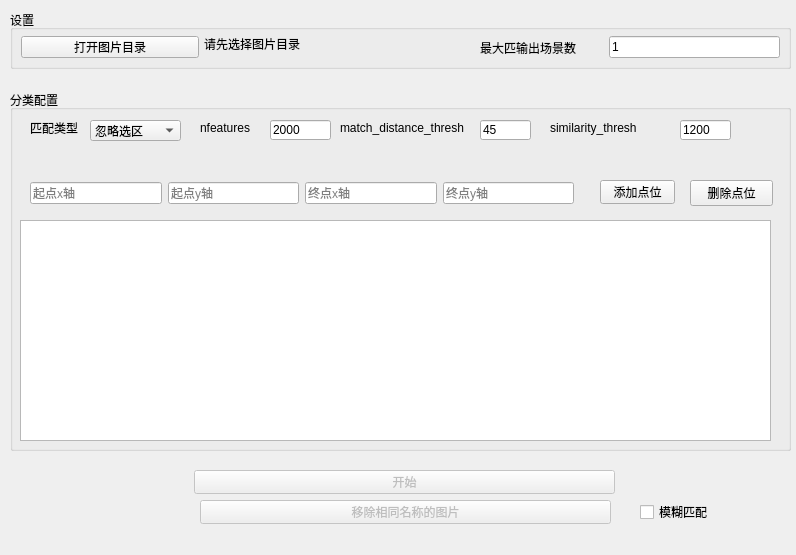
First picture: the form in ui/main.ui, repository l3n641/pic-sign, before the edit.
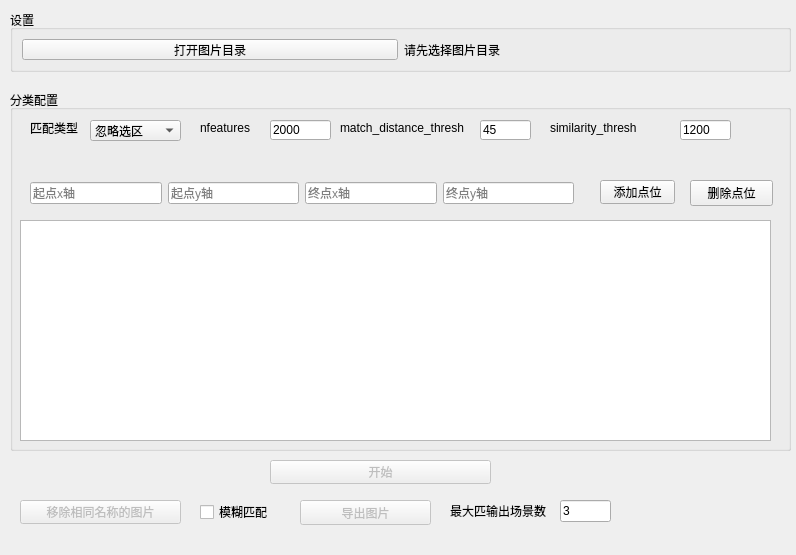
Second picture: the form after the edit.

Commit message: update 复制图片

What changed in the file:
```diff
--- a/ui/main.ui
+++ b/ui/main.ui
@@ -19,64 +19,28 @@
      <x>10</x>
      <y>10</y>
      <width>781</width>
-     <height>59</height>
+     <height>62</height>
     </rect>
    </property>
    <property name="title">
     <string>设置</string>
    </property>
-   <widget class="QLabel" name="label_2">
-    <property name="geometry">
-     <rect>
-      <x>470</x>
-      <y>30</y>
-      <width>111</width>
-      <height>16</height>
-     </rect>
-    </property>
-    <property name="text">
-     <string>最大匹输出场景数</string>
-    </property>
-   </widget>
-   <widget class="QLineEdit" name="input_match_quantity">
-    <property name="geometry">
-     <rect>
-      <x>599</x>
-      <y>26</y>
-      <width>171</width>
-      <height>22</height>
-     </rect>
-    </property>
-    <property name="text">
-     <string>1</string>
-    </property>
-   </widget>
-   <widget class="QLabel" name="label_image_dir_path">
-    <property name="geometry">
-     <rect>
-      <x>194</x>
-      <y>26</y>
-      <width>251</width>
-      <height>16</height>
-     </rect>
-    </property>
-    <property name="text">
-     <string>请先选择图片目录</string>
-    </property>
-   </widget>
-   <widget class="QPushButton" name="button_open_image_dir">
-    <property name="geometry">
-     <rect>
-      <x>11</x>
-      <y>26</y>
-      <width>178</width>
-      <height>22</height>
-     </rect>
-    </property>
-    <property name="text">
-     <string>打开图片目录</string>
-    </property>
-   </widget>
+   <layout class="QGridLayout" name="gridLayout">
+    <item row="0" column="0">
+     <widget class="QPushButton" name="button_open_image_dir">
+      <property name="text">
+       <string>打开图片目录</string>
+      </property>
+     </widget>
+    </item>
+    <item row="0" column="1">
+     <widget class="QLabel" name="label_image_dir_path">
+      <property name="text">
+       <string>请先选择图片目录</string>
+      </property>
+     </widget>
+    </item>
+   </layout>
   </widget>
   <widget class="QGroupBox" name="groupBox_2">
    <property name="geometry">
@@ -308,9 +272,9 @@
    </property>
    <property name="geometry">
     <rect>
-     <x>194</x>
-     <y>470</y>
-     <width>421</width>
+     <x>270</x>
+     <y>460</y>
+     <width>221</width>
      <height>24</height>
     </rect>
    </property>
@@ -324,9 +288,9 @@
    </property>
    <property name="geometry">
     <rect>
-     <x>200</x>
+     <x>20</x>
      <y>500</y>
-     <width>411</width>
+     <width>161</width>
      <height>24</height>
     </rect>
    </property>
@@ -337,7 +301,7 @@
   <widget class="QCheckBox" name="checkBox_remove_image_match_prefix">
    <property name="geometry">
     <rect>
-     <x>640</x>
+     <x>200</x>
      <y>500</y>
      <width>89</width>
      <height>24</height>
@@ -347,6 +311,48 @@
     <string>模糊匹配</string>
    </property>
   </widget>
+  <widget class="QPushButton" name="button_export_images">
+   <property name="enabled">
+    <bool>false</bool>
+   </property>
+   <property name="geometry">
+    <rect>
+     <x>300</x>
+     <y>500</y>
+     <width>131</width>
+     <height>25</height>
+    </rect>
+   </property>
+   <property name="text">
+    <string>导出图片</string>
+   </property>
+  </widget>
+  <widget class="QLineEdit" name="input_match_quantity">
+   <property name="geometry">
+    <rect>
+     <x>560</x>
+     <y>500</y>
+     <width>51</width>
+     <height>22</height>
+    </rect>
+   </property>
+   <property name="text">
+    <string>3</string>
+   </property>
+  </widget>
+  <widget class="QLabel" name="label_2">
+   <property name="geometry">
+    <rect>
+     <x>450</x>
+     <y>500</y>
+     <width>111</width>
+     <height>21</height>
+    </rect>
+   </property>
+   <property name="text">
+    <string>最大匹输出场景数</string>
+   </property>
+  </widget>
  </widget>
  <resources/>
  <connections/>
```
The commit also changes 5 other files.
